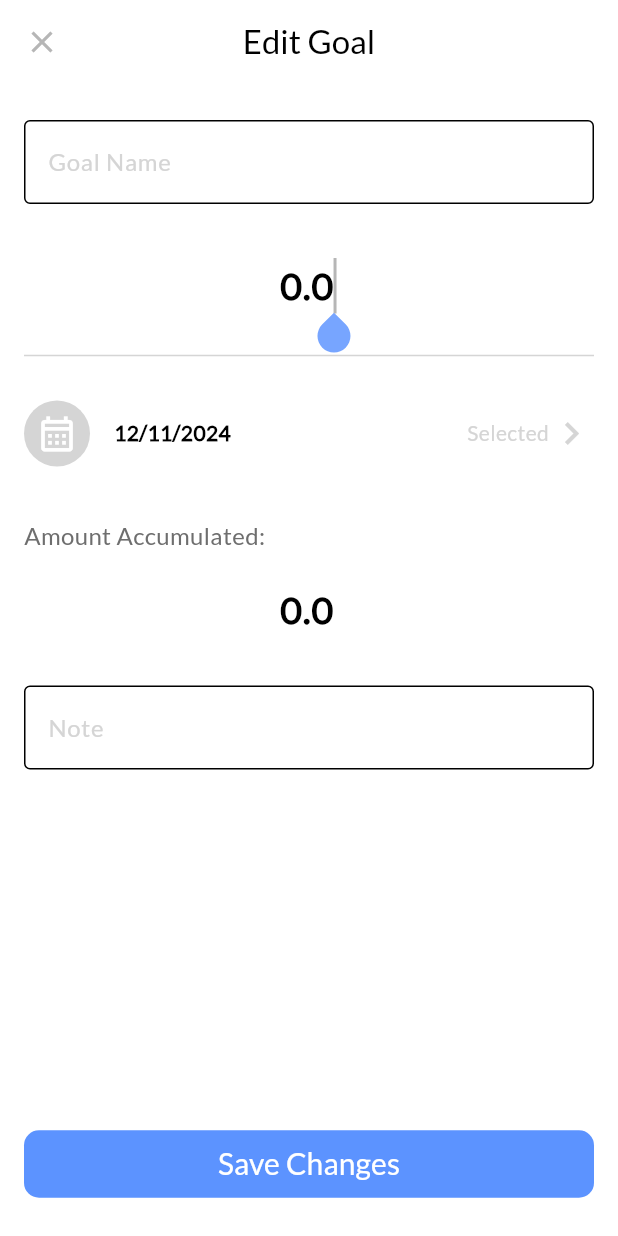
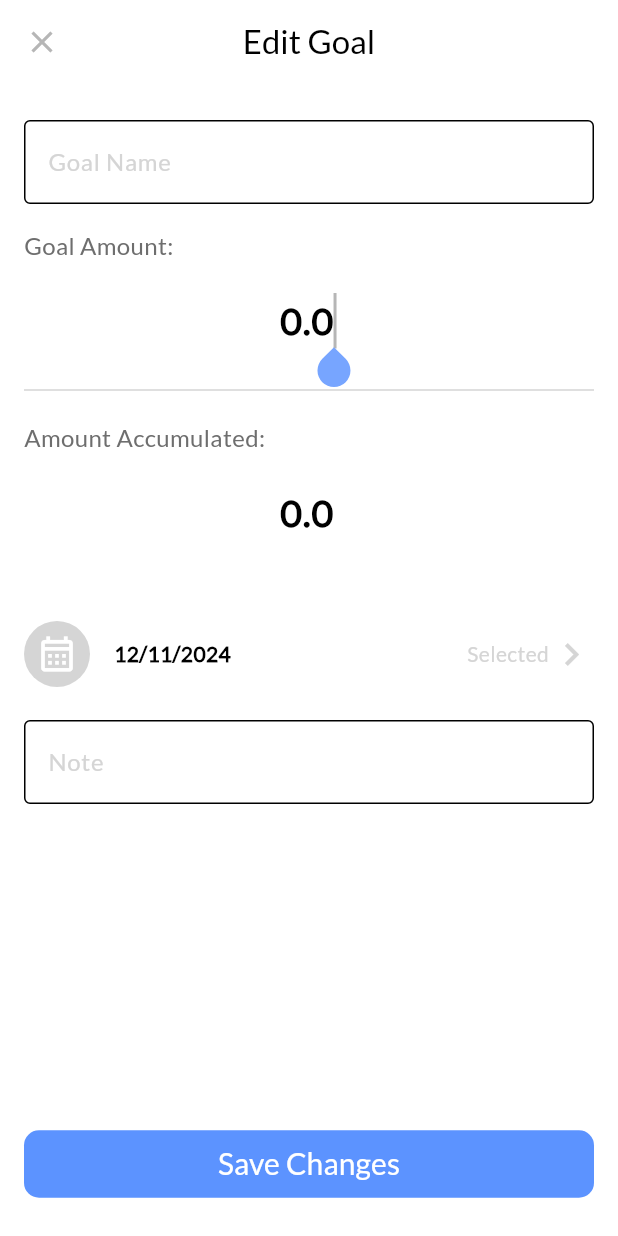
Before and after one commit to Infallibel/finance_app, a Flutter app: the EditGoal screen opened directly with empty values, on a phone screen of 412 x 824 dp. Run offline on Flutter 3.47's test engine with Material 3 defaults, Android fonts, the phone set to English and light mode, and no system bars; our stand-ins replace flutter_bloc; missing offline and left inert: d_chart.

Commit message:
The total balance now correctly updates when a user edits a goal and changes the accumulated amount, with the amount accurately deducted or added to the balance.
Goals are now sorted by earliest date, so the goal with the nearest completion date will be displayed first.

```diff
--- a/lib/screens/savings/edit_goal.dart
+++ b/lib/screens/savings/edit_goal.dart
@@ -3,6 +3,7 @@ import 'package:flutter_bloc/flutter_bloc.dart';
 
 import '../../utilities/CubitsBlocs/addTransactionCubits/date_cubit.dart';
 import '../../utilities/CubitsBlocs/addTransactionCubits/note_cubit.dart';
+import '../../utilities/CubitsBlocs/addTransactioncubits/transaction_data_cubit.dart';
 import '../../utilities/CubitsBlocs/savingsCubits/goal_data_cubit.dart';
 import '../../utilities/CubitsBlocs/savingsCubits/savings_goal_data.dart';
 import '../../utilities/constants.dart';
@@ -30,6 +31,8 @@ class EditGoal extends StatelessWidget {
     final TextEditingController noteController =
         TextEditingController(text: goalData.note);
 
+    final double originalAccumulatedAmount = goalData.accumulatedAmount;
+
     return GestureDetector(
       onTap: () => FocusManager.instance.primaryFocus?.unfocus(),
       child: ScreenScaffold(
@@ -49,7 +52,6 @@ class EditGoal extends StatelessWidget {
             child: Column(
               crossAxisAlignment: CrossAxisAlignment.stretch,
               children: [
-                // Goal Name Input
                 TextField(
                   controller: goalNameController,
                   decoration: InputDecoration(
@@ -59,15 +61,42 @@ class EditGoal extends StatelessWidget {
                   ),
                 ),
                 const SizedBox(height: 16),
-
-                // Goal Amount Input
-                NumericalTextField(
-                  controller: goalAmountController,
+                Column(
+                  crossAxisAlignment: CrossAxisAlignment.start,
+                  children: [
+                    Text(
+                      'Goal Amount:',
+                      style: kFontStyleLato.copyWith(
+                        fontSize: 16,
+                        color: kColorGrey3,
+                      ),
+                    ),
+                    NumericalTextField(
+                      controller: goalAmountController,
+                    ),
+                  ],
                 ),
                 const Divider(color: kColorGrey1, thickness: 1),
+
+                Padding(
+                  padding: const EdgeInsets.symmetric(vertical: 12.0),
+                  child: Column(
+                    crossAxisAlignment: CrossAxisAlignment.start,
+                    children: [
+                      Text(
+                        'Amount Accumulated:',
+                        style: kFontStyleLato.copyWith(
+                          fontSize: 16,
+                          color: kColorGrey3,
+                        ),
+                      ),
+                      NumericalTextField(
+                        controller: accumulatedAmountController,
+                      ),
+                    ],
+                  ),
+                ),
                 const SizedBox(height: 16),
-
-                // Target Date Selector
                 BlocBuilder<DateCubit, DateState>(builder: (context, state) {
                   final selectedDate =
                       state is DateSelected ? state.date : null;
@@ -95,27 +124,6 @@ class EditGoal extends StatelessWidget {
                 }),
 
                 const SizedBox(height: 16),
-
-                // Accumulated Amount Input
-                Padding(
-                  padding: const EdgeInsets.symmetric(vertical: 12.0),
-                  child: Column(
-                    crossAxisAlignment: CrossAxisAlignment.start,
-                    children: [
-                      Text(
-                        'Amount Accumulated:',
-                        style: kFontStyleLato.copyWith(
-                          fontSize: 16,
-                          color: kColorGrey3,
-                        ),
-                      ),
-                      NumericalTextField(
-                        controller: accumulatedAmountController,
-                      ),
-                    ],
-                  ),
-                ),
-
                 // Note field
                 BlocBuilder<NotesCubit, NotesState>(
                   builder: (context, notesState) {
@@ -162,7 +170,9 @@ class EditGoal extends StatelessWidget {
                 return;
               }
 
-              // Construct updated goal data
+              final double accumulatedDifference =
+                  accumulatedAmount - originalAccumulatedAmount;
+
               final updatedGoalData = goalData.copyWith(
                 name: goalNameController.text,
                 targetAmount: goalAmount,
@@ -173,10 +183,12 @@ class EditGoal extends StatelessWidget {
                 note: noteController.text,
               );
 
-              // Update the goal in the cubit
               context.read<GoalDataCubit>().updateGoal(updatedGoalData);
 
-              // Clear cubits and navigate back
+              context
+                  .read<TransactionDataCubit>()
+                  .deductFromBalance(accumulatedDifference);
+
               context.read<NotesCubit>().updateNote('');
               context.read<DateCubit>().clearDate();
               Navigator.pop(context);
```
Also changed, not shown: lib/screens/savings/savings.dart (+67 -69 lines), lib/widgets/bottom_navigation_bar.dart (+6 -6 lines).
